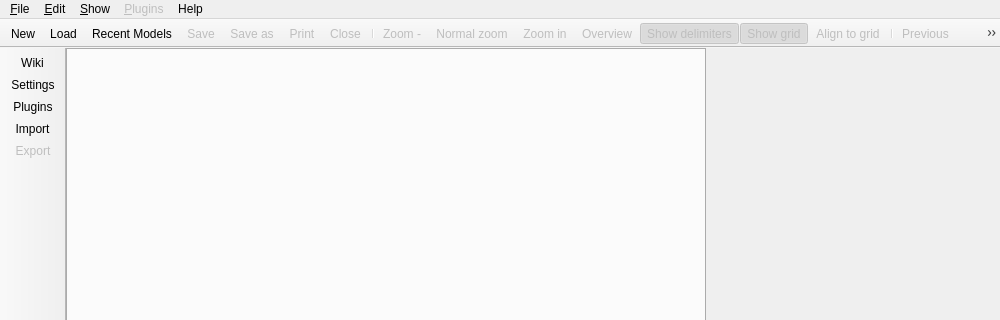
Before: the Qt Designer form libpgmodeler_ui/ui/mainwindow.ui in pgmodeler/pgmodeler, drawn with Qt 5; both pictures show x 0 to 1000 and y 0 to 320 of the 1000 by 638 pixel window.
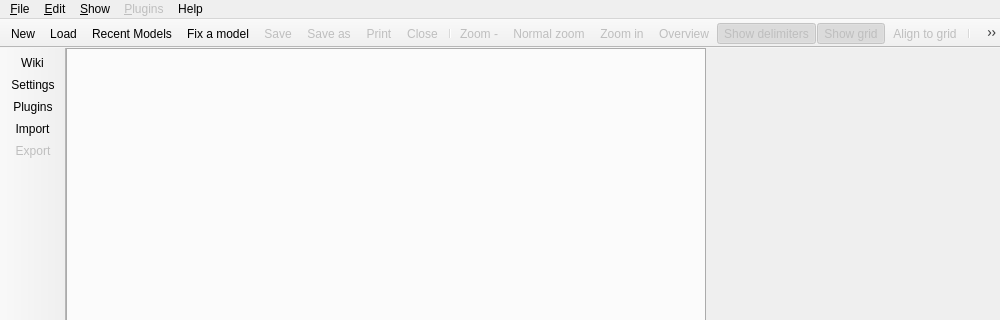
After: the same form once the commit is applied. Icons and pictures are not drawn.

Commit message: Created a small interface to pgmodeler-cli that enables the user to fix a broken model inside pgModeler GUI.

The edit to the form file:
```diff
--- a/libpgmodeler_ui/ui/mainwindow.ui
+++ b/libpgmodeler_ui/ui/mainwindow.ui
@@ -729,6 +729,7 @@
    <addaction name="action_new_model"/>
    <addaction name="action_load_model"/>
    <addaction name="action_recent_models"/>
+   <addaction name="action_fix_model"/>
    <addaction name="action_save_model"/>
    <addaction name="action_save_as"/>
    <addaction name="action_print"/>
@@ -1244,6 +1245,15 @@
     <string>Restore Session</string>
    </property>
   </action>
+  <action name="action_fix_model">
+   <property name="icon">
+    <iconset resource="../res/resources.qrc">
+     <normaloff>:/icones/icones/fixobject.png</normaloff>:/icones/icones/fixobject.png</iconset>
+   </property>
+   <property name="text">
+    <string>Fix a model</string>
+   </property>
+  </action>
  </widget>
  <tabstops>
   <tabstop>models_tbw</tabstop>
```
Left out of the diff: 1 changed line with no effect on the pictures. The commit also changes 10 other files.
